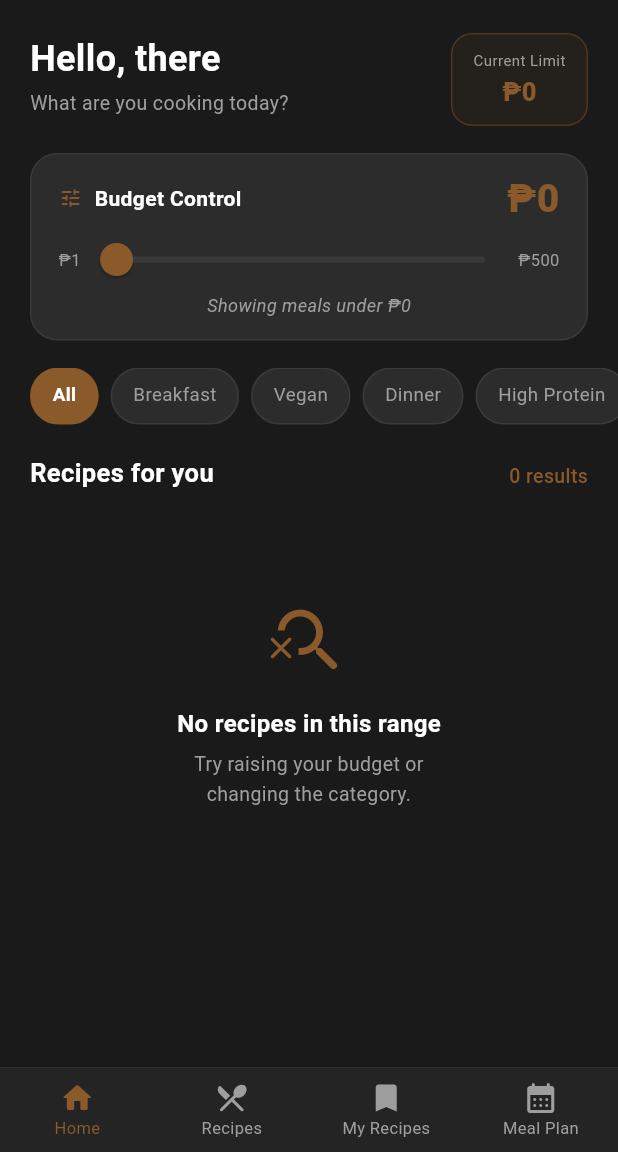
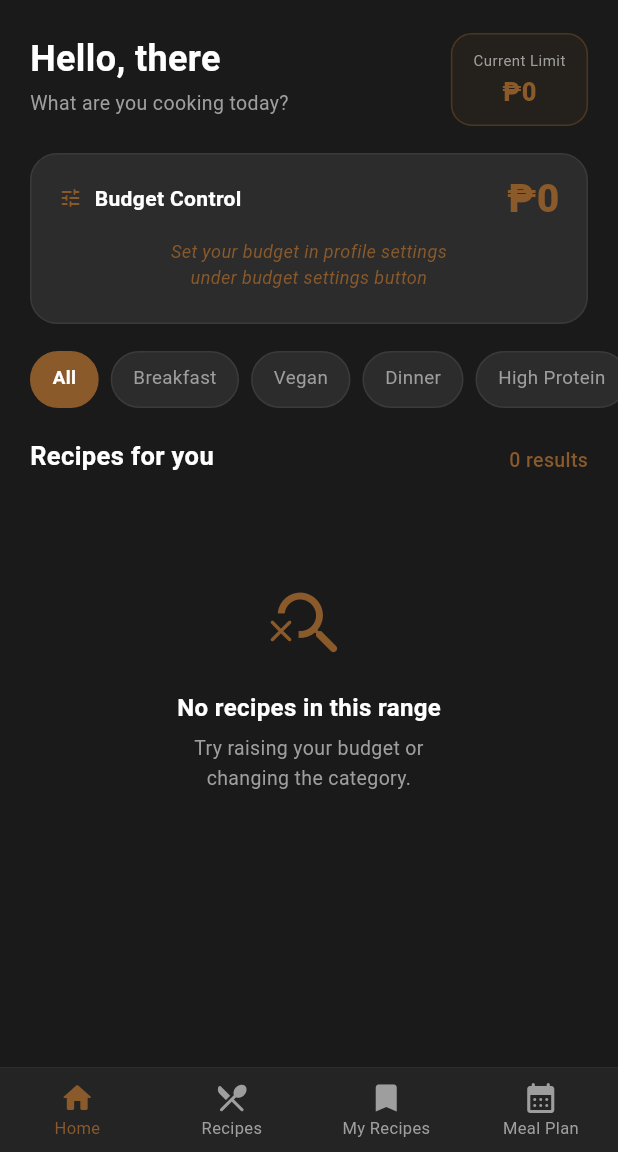
Before and after one commit to curttt18/RecipeBudget, a Flutter app: the MainScaffold screen opened directly, in the side drawer, after a tap on "Home", on a phone screen of 412 x 824 dp, the part 84-1236 px from its top. Run offline on Flutter 3.47's test engine with Material 3 defaults, Android fonts, the phone set to English and light mode, and no system bars; our stand-ins replace cloud_firestore, firebase_auth, firebase_core, google_sign_in; accounts and stored records are empty.

Commit message:
fix sidebar

```diff
--- a/lib/mainscaffhold.dart
+++ b/lib/mainscaffhold.dart
@@ -135,11 +135,38 @@ class _MainScaffoldState extends State<MainScaffold> {
 }
 
 
-class _SavrDrawer extends StatelessWidget {
+class _SavrDrawer extends StatefulWidget {
   const _SavrDrawer({required this.currentIndex, required this.onNavigate});
 
   final int currentIndex;
   final ValueChanged<int> onNavigate;
+
+  @override
+  State<_SavrDrawer> createState() => _SavrDrawerState();
+}
+
+class _SavrDrawerState extends State<_SavrDrawer> {
+  StreamSubscription<Map<String, dynamic>?>? _userSub;
+  String _displayName = '';
+  double _budget = 0;
+
+  @override
+  void initState() {
+    super.initState();
+    _userSub = DatabaseService.userDataStream().listen((data) {
+      if (!mounted || data == null) return;
+      setState(() {
+        _displayName = (data['displayName'] ?? '').toString();
+        _budget = (data['budget'] as num?)?.toDouble() ?? 0;
+      });
+    });
+  }
+
+  @override
+  void dispose() {
+    _userSub?.cancel();
+    super.dispose();
+  }
 
   @override
   Widget build(BuildContext context) {
@@ -154,26 +181,26 @@ class _SavrDrawer extends StatelessWidget {
           _NavItem(
             icon: Icons.home_rounded,
             label: 'Home',
-            selected: currentIndex == 0,
-            onTap: () => onNavigate(0),
+            selected: widget.currentIndex == 0,
+            onTap: () => widget.onNavigate(0),
           ),
           _NavItem(
             icon: Icons.restaurant_menu_rounded,
             label: 'Browse Recipes',
-            selected: currentIndex == 1,
-            onTap: () => onNavigate(1),
+            selected: widget.currentIndex == 1,
+            onTap: () => widget.onNavigate(1),
           ),
           _NavItem(
             icon: Icons.bookmark_rounded,
             label: 'My Recipes',
-            selected: currentIndex == 2,
-            onTap: () => onNavigate(2),
+            selected: widget.currentIndex == 2,
+            onTap: () => widget.onNavigate(2),
           ),
           _NavItem(
             icon: Icons.calendar_month_rounded,
             label: 'Meal Plan',
-            selected: currentIndex == 3,
-            onTap: () => onNavigate(3),
+            selected: widget.currentIndex == 3,
+            onTap: () => widget.onNavigate(3),
           ),
           const Spacer(),
           const _WoodDivider(),
@@ -262,10 +289,10 @@ class _SavrDrawer extends StatelessWidget {
               color: const Color(0xFF8B5A2B),
               border: Border.all(color: const Color(0xFFAD7244), width: 1.5),
             ),
-            child: const Center(
+            child: Center(
               child: Text(
-                'J',
-                style: TextStyle(
+                _displayName.isNotEmpty ? _displayName[0].toUpperCase() : '?',
+                style: const TextStyle(
                   color: Colors.white,
                   fontSize: 20,
                   fontWeight: FontWeight.w700,
@@ -279,7 +306,7 @@ class _SavrDrawer extends StatelessWidget {
               crossAxisAlignment: CrossAxisAlignment.start,
               children: [
                 Text(
-                  'Jacob',
+                  _displayName.isNotEmpty ? _displayName : '—',
                   style: TextStyle(
                     color: c.drawerText,
                     fontSize: 15,
@@ -288,9 +315,11 @@ class _SavrDrawer extends StatelessWidget {
                 ),
                 const SizedBox(height: 3),
                 Text(
-                  'Budget: ₱20.00 / meal',
+                  _budget > 0
+                      ? 'Budget: ₱${_budget.toStringAsFixed(2)} / meal'
+                      : 'Set your budget in profile settings\nunder budget settings button',
                   style: TextStyle(
-                    color: c.drawerNavNormal,
+                    color: _budget > 0 ? c.drawerNavNormal : const Color(0xFF8B5A2B),
                     fontSize: 11.5,
                   ),
                 ),
--- a/lib/screens/home.dart
+++ b/lib/screens/home.dart
@@ -245,6 +245,7 @@ class _HomePageState extends State<HomePage> {
             ],
           ),
           const SizedBox(height: 6),
+          if (_budget > 0) ...[
             Row(
               children: [
                 Text('₱1',
@@ -266,6 +267,19 @@ class _HomePageState extends State<HomePage> {
                 'Showing meals under ₱${_budget.toStringAsFixed(0)}',
                 style: TextStyle(
                   color: AppColors.of(context).subtext,
+                  fontSize: 12,
+                  fontStyle: FontStyle.italic,
+                ),
+              ),
+            ),
+          ] else
+            Padding(
+              padding: const EdgeInsets.symmetric(vertical: 8),
+              child: Text(
+                'Set your budget in profile settings\nunder budget settings button',
+                textAlign: TextAlign.center,
+                style: TextStyle(
+                  color: const Color(0xFF8B5A2B),
                   fontSize: 12,
                   fontStyle: FontStyle.italic,
                 ),
```
Lines whose indentation alone changed are shown as unchanged.
